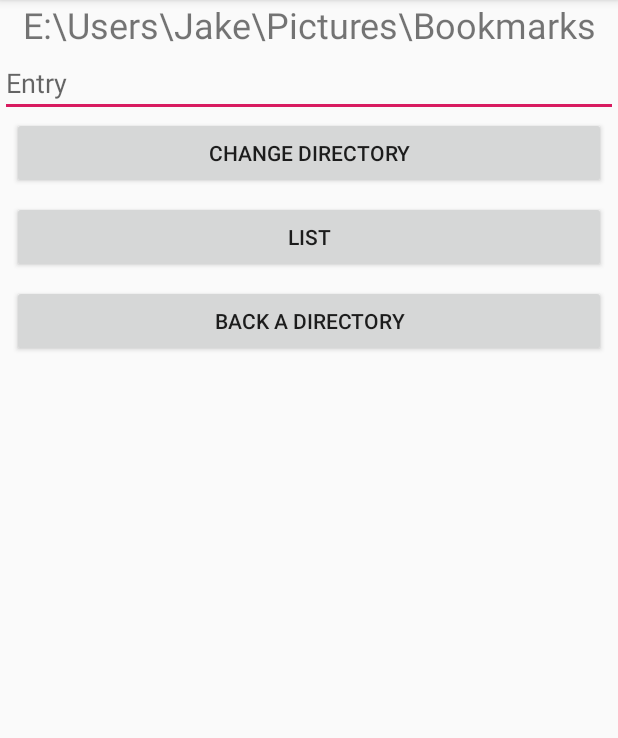
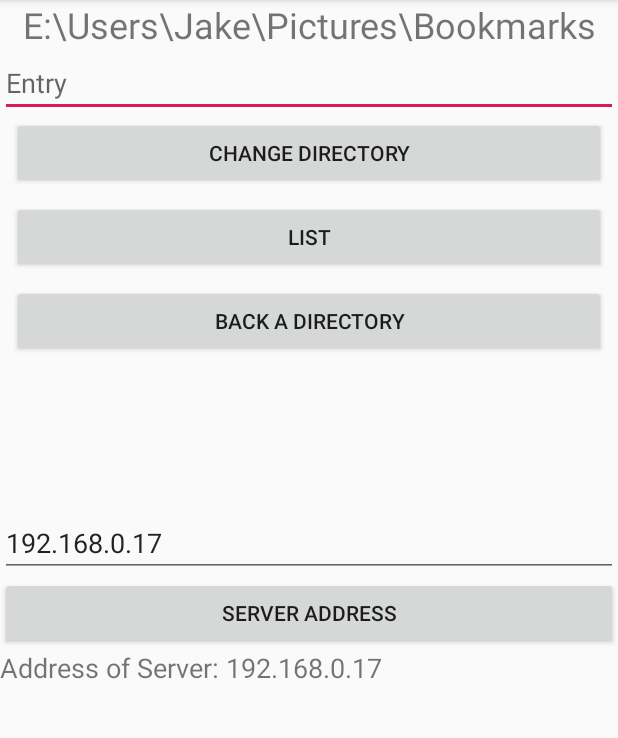
Before and after one commit to jacob-song5/ServerClient, an Android app: the screen it shows after launch (MainActivity), on a phone screen of 412 x 824 dp, the part 84-822 px from its top. Run offline under Robolectric (Android 15) with nearby library versions, the phone set to English and light mode, and no system bars.

Commit message:
Can now set IP address of host at runtime

```diff
--- a/DesktopExtend/app/src/main/java/com/jakesong5/desktopextend/MainActivity.java
+++ b/DesktopExtend/app/src/main/java/com/jakesong5/desktopextend/MainActivity.java
@@ -7,6 +7,7 @@ import android.os.AsyncTask;
 import android.support.v7.app.AppCompatActivity;
 import android.os.Bundle;
 import android.view.View;
+import android.widget.Button;
 import android.widget.EditText;
 import android.widget.TextView;
 
@@ -18,23 +19,42 @@ import java.net.Socket;
 
 public class MainActivity extends AppCompatActivity {
 
+    private String host_addr;
+    private Bundle b = new Bundle();
+
     @Override
     protected void onCreate(Bundle savedInstanceState) {
         super.onCreate(savedInstanceState);
         setContentView(R.layout.activity_main);
 
         int REQUEST_CODE_ASK_PERMISSIONS = 123;
+        host_addr = "192.168.0.17";
+        b.putString("host_addr", host_addr);
 
         int hasWriteFilePermission = checkSelfPermission(Manifest.permission.WRITE_EXTERNAL_STORAGE);
         if (hasWriteFilePermission != PackageManager.PERMISSION_GRANTED)
             requestPermissions(new String[] {Manifest.permission.WRITE_EXTERNAL_STORAGE}, REQUEST_CODE_ASK_PERMISSIONS);
     }
 
+    public void set_host_addr(View view)
+    {
+        EditText e = findViewById(R.id.host_addr_entry);
+        String r = e.getText().toString();
+        if (r.length() > 0) {
+            host_addr = r;
+            b.putString("host_addr", host_addr);
+        }
+
+        TextView t = findViewById(R.id.host_label);
+        t.setText("Address of Server: " + r);
+    }
+
     public void sendLs(View view)
     {
         Intent ls = new Intent(MainActivity.this, ConnectionActivity.class);
         TextView t = findViewById(R.id.current_dir);
-        ls.putExtra("dir", t.getText().toString());
+        b.putString("dir", t.getText().toString());
+        ls.putExtras(b);
         startActivity(ls);
     }
 
@@ -79,7 +99,7 @@ public class MainActivity extends AppCompatActivity {
             try
             {
                 connection = new Socket();
-                connection.connect(new InetSocketAddress(getResources().getString(R.string.host_addr), 9462), 3000);
+                connection.connect(new InetSocketAddress(host_addr, 9462), 3000);
 
                 out = new PrintWriter(new OutputStreamWriter(connection.getOutputStream()));
                 in = new InputStreamReader(connection.getInputStream());
--- a/DesktopExtend/app/src/main/res/layout/activity_main.xml
+++ b/DesktopExtend/app/src/main/res/layout/activity_main.xml
@@ -20,7 +20,7 @@
         android:layout_width="match_parent"
         android:layout_height="wrap_content"
         android:ems="10"
-        android:hint="Entry"
+        android:hint="@string/entry"
         android:inputType="textPersonName" />
 
     <Button
@@ -31,7 +31,7 @@
         android:layout_marginEnd="8dp"
         android:layout_marginBottom="8dp"
         android:onClick="sendCd"
-        android:text="Change Directory" />
+        android:text="@string/change_dir" />
 
     <Button
         android:id="@+id/ls_button"
@@ -41,7 +41,7 @@
         android:layout_marginEnd="8dp"
         android:layout_marginBottom="8dp"
         android:onClick="sendLs"
-        android:text="List" />
+        android:text="@string/list" />
 
     <Button
         android:id="@+id/back_button"
@@ -51,6 +51,34 @@
         android:layout_marginEnd="8dp"
         android:layout_marginBottom="8dp"
         android:onClick="sendBackCd"
-        android:text="Back a Directory" />
+        android:text="@string/back_dir" />
+
+    <TextView
+        android:id="@+id/spacer"
+        android:layout_width="match_parent"
+        android:layout_height="93dp" />
+
+    <EditText
+        android:id="@+id/host_addr_entry"
+        android:layout_width="match_parent"
+        android:layout_height="wrap_content"
+        android:ems="10"
+        android:inputType="number"
+        android:digits="012345789."
+        android:text="@string/default_host" />
+
+    <Button
+        android:id="@+id/host_addr_button"
+        android:layout_width="match_parent"
+        android:layout_height="wrap_content"
+        android:onClick="set_host_addr"
+        android:text="@string/ip_enter" />
+
+    <TextView
+        android:id="@+id/host_label"
+        android:layout_width="match_parent"
+        android:layout_height="wrap_content"
+        android:text="@string/default_host_label"
+        android:textSize="18sp" />
 
 </LinearLayout>
--- a/DesktopExtend/app/src/main/res/values/strings.xml
+++ b/DesktopExtend/app/src/main/res/values/strings.xml
@@ -1,5 +1,11 @@
 <resources>
     <string name="app_name">Desktop Extend</string>
     <string name="default_dir">E:\\Users\\Jake\\Pictures\\Bookmarks</string>
-    <string name ="host_addr">192.168.0.17</string>
+    <string name="change_dir">Change Directory</string>
+    <string name="list">List</string>
+    <string name="back_dir">Back a Directory</string>
+    <string name="entry">Entry</string>
+    <string name="ip_enter">Server Address</string>
+    <string name="default_host">192.168.0.17</string>
+    <string name="default_host_label">Address of Server: 192.168.0.17</string>
 </resources>
```
Also changed, not shown: DesktopExtend/app/src/main/java/com/jakesong5/desktopextend/ConnectionActivity.java (+15 -7 lines), 1 other file.
